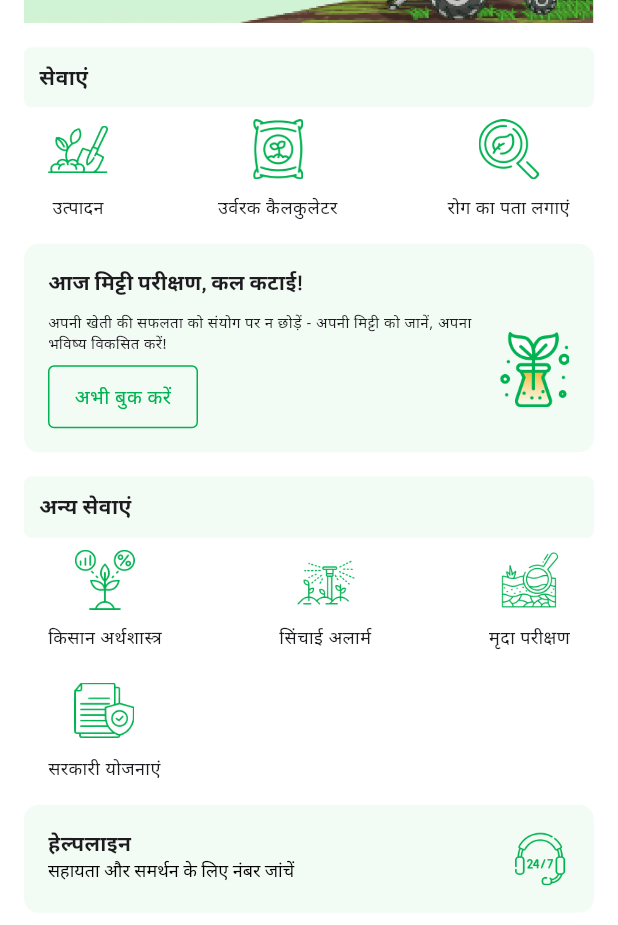
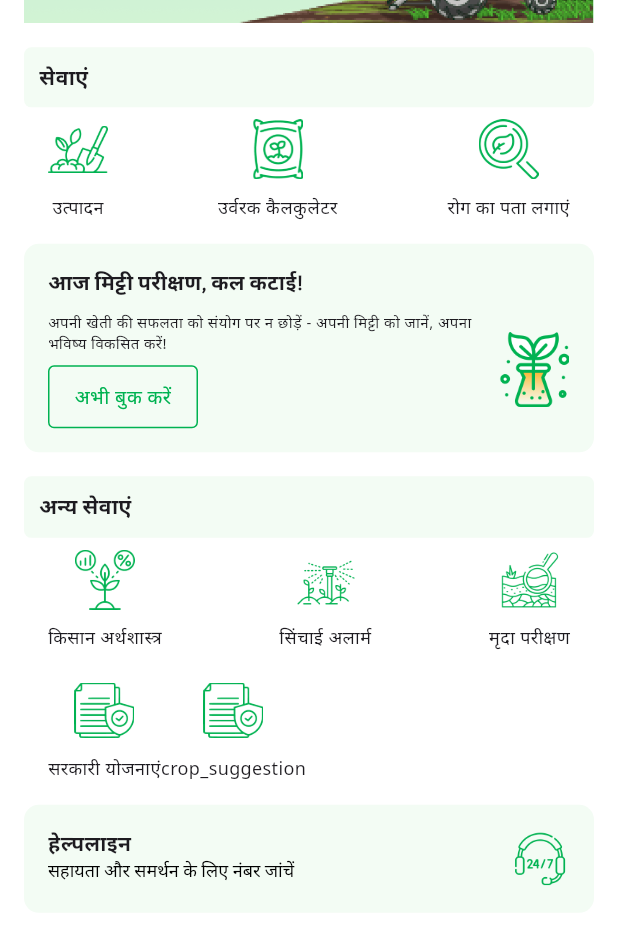
Before and after one commit to Vikank/agrisarathi, a Flutter app: the FarmerDashboardWidget screen opened directly, scrolled down 287 dp, on a phone screen of 412 x 824 dp. Shown: the top 925 px of the screen. Run offline on Flutter 3.47's test engine with Material 3 defaults, Android fonts, the phone set to English and light mode, and no system bars; our stand-ins replace cached_network_image, carousel_slider, chewie, fluttertoast, get, google_fonts and 6 more; missing offline and left inert: dart:ffi; accounts and stored records are empty; network calls fail; Roboto replaces fonts that are missing (NanoSans).

Commit message:
crop suggestion continue

```diff
--- a/lib/controllers/farmer/choose_another_crop_controller.dart
+++ b/lib/controllers/farmer/choose_another_crop_controller.dart
@@ -22,7 +22,7 @@ class ChooseAnotherCropController extends GetxController {
     Map body = {
       "user_language" : 1
     };
-    final response = await http.post(Uri.parse('http://64.227.166.238:8000/Get_Initial_Screen_Crops'), body: jsonEncode(body));
+    final response = await http.post(Uri.parse('https://64.227.166.238/api/Get_Initial_Screen_Crops'), body: jsonEncode(body));
     log(response.body);
     if (response.statusCode == 200) {
       final Map<String, dynamic> data = json.decode(response.body);
--- a/lib/controllers/farmer/gov_scheme_controller.dart
+++ b/lib/controllers/farmer/gov_scheme_controller.dart
@@ -48,7 +48,7 @@ class SchemeController extends GetxController {
     isLoading(true);
     try {
       var response = await http.post(
-        Uri.parse('http://64.227.166.238:8000/GetallGovtSchemes'),
+        Uri.parse('https://64.227.166.238/api/GetallGovtSchemes'),
         body: jsonEncode({"user_language": userLanguage, "filter_type": "all"}),
         headers: {'Content-Type': 'application/json'},
       );
--- a/lib/controllers/farmer/news_controller.dart
+++ b/lib/controllers/farmer/news_controller.dart
@@ -66,7 +66,7 @@ class NewsController extends GetxController {
     try {
       log("api call me aaya ${userLanguage}");
       var response = await http.post(
-        Uri.parse('http://64.227.166.238:8000/GetCurrentNews'),
+        Uri.parse('https://64.227.166.238/api/GetCurrentNews'),
         body: jsonEncode({"user_language": userLanguage, "filter_type": "all"}),
         headers: {'Content-Type': 'application/json'},
       );
--- a/lib/controllers/farmer/select_crop_controller.dart
+++ b/lib/controllers/farmer/select_crop_controller.dart
@@ -19,7 +19,7 @@ class CropController extends GetxController {
   }
 
   Future<void> fetchCrops() async {
-    final response = await http.get(Uri.parse('http://64.227.166.238:8000/Get_Initial_Screen_Crops'));
+    final response = await http.get(Uri.parse('https://64.227.166.238/api/Get_Initial_Screen_Crops'));
 
     if (response.statusCode == 200) {
       final Map<String, dynamic> data = json.decode(response.body);
--- a/lib/controllers/shared/select_crop_controller.dart
+++ b/lib/controllers/shared/select_crop_controller.dart
@@ -32,7 +32,7 @@ class CropController extends GetxController {
     Map body = {
       "user_language" : 1
     };
-    final response = await http.post(Uri.parse('http://64.227.166.238:8000/Get_Initial_Screen_Crops'), body: jsonEncode(body));
+    final response = await http.post(Uri.parse('https://64.227.166.238/api/Get_Initial_Screen_Crops'), body: jsonEncode(body));
     log(response.body);
     if (response.statusCode == 200) {
       final Map<String, dynamic> data = json.decode(response.body);
--- a/lib/screens/farmer/dashboard/farmer_dashboard_widget.dart
+++ b/lib/screens/farmer/dashboard/farmer_dashboard_widget.dart
@@ -485,6 +485,8 @@ class FarmerDashboardWidget extends StatelessWidget {
                   SizedBox(
                     height: 20,
                   ),
+                  Row(
+                    children: [
                       GestureDetector(
                         onTap: (){
                           Get.to(SchemeListView());
@@ -514,6 +516,38 @@ class FarmerDashboardWidget extends StatelessWidget {
                             ),
                           ],
                         ),
+                      ),
+                      GestureDetector(
+                        onTap: (){
+                          Get.to(SchemeListView());
+                        },
+                        child: Row(
+                          mainAxisAlignment: MainAxisAlignment.spaceBetween,
+                          children: [
+                            Column(
+                              children: [
+                                Image.asset(
+                                  "assets/images/gov_schemes.png",
+                                  height: 40,
+                                  width: 40,
+                                ),
+                                SizedBox(
+                                  height: 10,
+                                ),
+                                Text(
+                                  "crop_suggestion".tr,
+                                  style: TextStyle(
+                                      fontSize: 12,
+                                      fontWeight: FontWeight.w500,
+                                      fontFamily: "NotoSans"),
+                                  textAlign: TextAlign.center,
+                                ),
+                              ],
+                            ),
+                          ],
+                        ),
+                      ),
+                    ],
                   ),
                 ],
               ),
--- a/lib/screens/farmer/detect_disease/choose_another_crop.dart
+++ b/lib/screens/farmer/detect_disease/choose_another_crop.dart
@@ -82,7 +82,7 @@ class ChooseAnotherCrop extends StatelessWidget {
                             ),
                           ),
                           child: Image.network(
-                            'http://64.227.166.238:8000/' +
+                            'https://64.227.166.238/api/' +
                                 crop.cropImages[0],
                             fit: BoxFit.fill,
                           ),
@@ -274,7 +274,7 @@ class ChooseAnotherCrop extends StatelessWidget {
                                             child: const Icon(Icons.error)),
                                   ),
                                   // Image.network(
-                                  //     "http://64.227.166.238:8000/media/${crop.cropImage}", fit: BoxFit.contain),
+                                  //     "https://64.227.166.238/api/media/${crop.cropImage}", fit: BoxFit.contain),
                                 ),
                               ),
                               Visibility(
--- a/lib/screens/farmer/detect_disease/disease_result_screen.dart
+++ b/lib/screens/farmer/detect_disease/disease_result_screen.dart
@@ -58,7 +58,7 @@ class DiseaseResultScreen extends StatelessWidget {
                 child: CarouselSlider(
                   items: controller.diseaseResultModel.diseaseResults!.images!
                       .map((item) => CachedNetworkImage(
-                    imageUrl: item.id == null ? "http://64.227.166.238:8000${item.diseaseFile!}" : "http://64.227.166.238:8000/media/${item.diseaseFile!}",
+                    imageUrl: item.id == null ? "http://64.227.166.238:8000${item.diseaseFile!}" : "https://64.227.166.238/api/media/${item.diseaseFile!}",
                     imageBuilder: (context, imageProvider) =>
                         Container(
                           width: double.infinity,
--- a/lib/screens/shared/select_crop_screen.dart
+++ b/lib/screens/shared/select_crop_screen.dart
@@ -93,7 +93,7 @@ class SelectCropScreen extends StatelessWidget {
                             ),
                           ),
                           child: Image.network(
-                            'http://64.227.166.238:8000/' +
+                            'https://64.227.166.238/api/' +
                                 crop.cropImages[0],
                             fit: BoxFit.fill,
                           ),
@@ -285,7 +285,7 @@ class SelectCropScreen extends StatelessWidget {
                                                   child: const Icon(Icons.error)),
                                         ),
                                         // Image.network(
-                                        //     "http://64.227.166.238:8000/media/${crop.cropImage}", fit: BoxFit.contain),
+                                        //     "https://64.227.166.238/api/media/${crop.cropImage}", fit: BoxFit.contain),
                                       ),
                                     ),
                                     Visibility(
--- a/lib/utils/api_constants.dart
+++ b/lib/utils/api_constants.dart
@@ -1,6 +1,6 @@
 class ApiEndPoints {
-  static final String baseUrl = 'http://64.227.166.238/api/';
-  static final String imageBaseUrl = 'http://64.227.166.238:8000/media/';
+  static final String baseUrl = 'https://api.agrisarathi.com/api/';
+  static final String imageBaseUrl = 'https://64.227.166.238/api/media/';
   static final String getCommunityPost = 'Get_Community_Posts_List';
   static const dukanAll = 'Dukan_all';
   static const getOnlyShop = 'Get_CategoryShops';
```
Also changed, not shown: lib/controllers/mandi_controller.dart (+4 -4 lines). Lines whose indentation alone changed are shown as unchanged.
